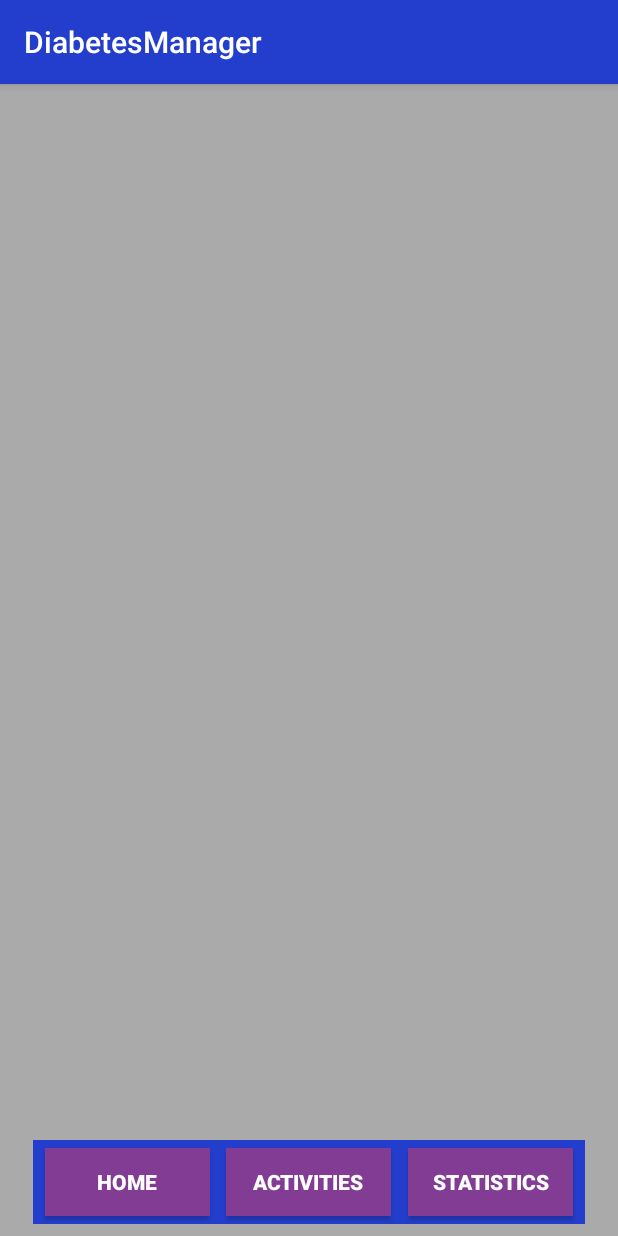
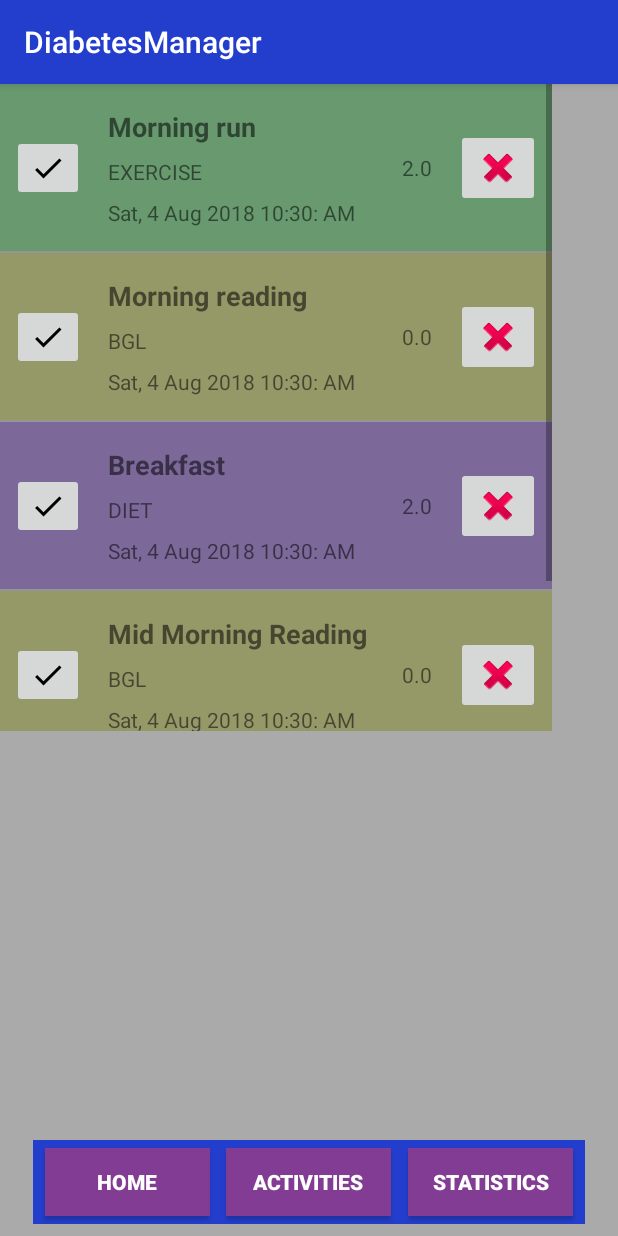
Before and after one commit to mbmcmullen/DiabetesManager, an Android app: the screen it shows after launch (PrescribedRegimen), after a tap on "REGIMEN", on a phone screen of 412 x 824 dp. Run offline under Robolectric (Android 15) with nearby library versions, the phone set to English and light mode, and no system bars.

Commit message:
inital regiment functionality
* adds some date stuff to Act
*  listview with functionality to PrescribedRegiment
* improves Regiment model
* adds colors that identify the Act type (suggestions welcome for better colors)

```diff
--- a/app/src/main/java/com/example/mcmull27/diabetesmanager/Act.java
+++ b/app/src/main/java/com/example/mcmull27/diabetesmanager/Act.java
@@ -1,13 +1,28 @@
 package com.example.mcmull27.diabetesmanager;
 
+import android.util.Log;
+
+import java.text.ParseException;
+import java.text.SimpleDateFormat;
 import java.util.Date;
 
 public class Act{
+    public static final String DIET = "DIET";
+    public static final String EXERCISE = "EXERCISE";
+    public static final String MEDICATION = "MEDICATION";
+    public static final String BGL = "BGL";
+
     private int id;
     private String type;
     private String description;
     private double amount;
     private String timestamp;
+    private Date dateTime;
+    private SimpleDateFormat dateParser;
+    private static String TAG = "ActModel";
+    private static String DATE_FORMAT = "dd-MMM-yyyy HH:mm:ss";
+    private static String PRETTY_DATE = "EEE, d MMM yyyy hh:mm: aaa";
+    private SimpleDateFormat prettyDatePrinter;
 
     public Act(int id, String type, String description, double amount, String timestamp){
         this.id = id;
@@ -15,6 +30,15 @@ public class Act{
         this.description = description;
         this.amount = amount;
         this.timestamp = timestamp;
+        dateParser = new SimpleDateFormat(DATE_FORMAT); // TODO: make sure this is the correct format
+        prettyDatePrinter = new SimpleDateFormat(PRETTY_DATE);
+        try {
+            dateTime = dateParser.parse(timestamp);
+        } catch(ParseException e) {
+            Log.w(TAG, "Act: Error parsing timestamp: " + timestamp + ", in format: " + DATE_FORMAT);
+            dateTime = new Date();
+        }
+
     }
 
     public String getTimestamp() {
@@ -46,4 +70,23 @@ public class Act{
     public void setTimestamp(String timestamp) {
         this.timestamp = timestamp;
     }
+
+    public Date getDateTime() {
+        return dateTime;
+    }
+
+    public void setDateTime(Date dateTime) {
+        this.dateTime = dateTime;
+    }
+
+    @Override
+    public String toString() {
+        // TODO: this could be set to return the form that is needed for SQL
+        // which could simplify the database manager
+        return "" + id + type + description + amount + timestamp;
+    }
+
+    public String printDate() {
+        return prettyDatePrinter.format(dateTime);
+    }
 }
--- a/app/src/main/java/com/example/mcmull27/diabetesmanager/PrescribedRegimen.java
+++ b/app/src/main/java/com/example/mcmull27/diabetesmanager/PrescribedRegimen.java
@@ -1,17 +1,33 @@
 package com.example.mcmull27.diabetesmanager;
 
+import android.content.Context;
 import android.content.Intent;
 import android.os.Bundle;
-import android.os.PersistableBundle;
 import android.support.annotation.Nullable;
 import android.support.v7.app.AppCompatActivity;
+import android.util.Log;
+import android.view.LayoutInflater;
 import android.view.View;
+import android.view.ViewGroup;
+import android.widget.ArrayAdapter;
+import android.widget.ImageButton;
+import android.widget.ListView;
+import android.widget.TextView;
+
+import java.util.List;
 
 public class PrescribedRegimen extends AppCompatActivity {
+    private Regimen reg;
+    private ListView lsView;
+    private RegAdapter regAdapter;
+
     @Override
     protected void onCreate(@Nullable Bundle savedInstanceState) {
         super.onCreate(savedInstanceState);
         setContentView(R.layout.regimen_layout);
+
+        reg = new Regimen(this);
+        lsView = (ListView) findViewById(R.id.regimen_ls);
 
         //navigation bar
         findViewById(R.id.home_button).setOnClickListener(new View.OnClickListener() {
@@ -35,5 +51,98 @@ public class PrescribedRegimen extends AppCompatActivity {
                 PrescribedRegimen.this.startActivity(intent);
             }
         });
+
+        //list view
+        regAdapter = new RegAdapter(
+                this,
+                android.R.layout.simple_list_item_1,
+                reg.getActivities() );
+        lsView.setAdapter(regAdapter);
+    }
+
+
+    public class RegAdapter extends ArrayAdapter<Act> {
+        private List<Act> objects;
+
+        public RegAdapter(Context context, int textViewResourceId, List<Act> objects) {
+            super(context, textViewResourceId, objects);
+            this.objects = objects;
+        }
+
+        public View getView(int pos, View convertView, ViewGroup parent) {
+            View v = convertView;
+
+            if (v == null) {
+                LayoutInflater inflater = (LayoutInflater) getContext().getSystemService(Context.LAYOUT_INFLATER_SERVICE);
+                v = inflater.inflate(R.layout.reg_item, null);
+            }
+
+            Act a = objects.get(pos);
+            v.setTag(a.getId());
+
+            if (a != null) {
+                switch(a.getType()) {
+                    // todo : pick better colors
+                    case(Act.BGL):
+                        v.setBackgroundColor(getResources().getColor(R.color.color_Bgl));
+                        break;
+                    case(Act.EXERCISE):
+                        v.setBackgroundColor(getResources().getColor(R.color.color_Ex));
+                        break;
+                    case(Act.DIET):
+                        v.setBackgroundColor(getResources().getColor(R.color.color_Diet));
+                        break;
+                    case(Act.MEDICATION):
+                        v.setBackgroundColor(getResources().getColor(R.color.color_Med));
+                        break;
+                }
+                ImageButton complete = (ImageButton) v.findViewById(R.id.btnComplete);
+                ImageButton remove = (ImageButton) v.findViewById(R.id.btnRemove);
+
+                TextView desc = (TextView) v.findViewById(R.id.txtDesc);
+                TextView type = (TextView) v.findViewById(R.id.txtType);
+                TextView amount = (TextView) v.findViewById(R.id.txtAmount);
+                TextView date = (TextView) v.findViewById(R.id.txtDateTime);
+
+                if (desc != null) {
+                    desc.setText(a.getDescription());
+                }
+                if (type != null) {
+                    type.setText(a.getType());
+                }
+                if (amount != null) {
+                    amount.setText("" + a.getAmount());
+                }
+                if (date != null) {
+                    date.setText(a.printDate());
+                }
+
+                if(complete != null) {
+                    complete.setTag(a.getId());
+                    complete.setOnClickListener(new View.OnClickListener() {
+                        @Override
+                        public void onClick(View view) {
+                            Log.d("RegActivity", "Completed Click Listener called for id: " + (int)view.getTag());
+                            reg.markCompleted((int) view.getTag());
+                            regAdapter.notifyDataSetChanged();
+                        }
+                    });
+                }
+                if(remove != null) {
+                    remove.setTag(a.getId());
+                    remove.setOnClickListener(new View.OnClickListener() {
+                        @Override
+                        public void onClick(View view) {
+                            Log.d("RegActivity", "Removed Click Listener called for id: " + (int)view.getTag());
+                            reg.removeItem((int) view.getTag());
+                            regAdapter.notifyDataSetChanged();
+                        }
+                    });
+                }
+            }
+
+            return v;
+        }
+
     }
 }
--- a/app/src/main/java/com/example/mcmull27/diabetesmanager/Regimen.java
+++ b/app/src/main/java/com/example/mcmull27/diabetesmanager/Regimen.java
@@ -1,16 +1,51 @@
 package com.example.mcmull27.diabetesmanager;
 
+import android.content.Context;
+import android.util.Log;
+
 import java.util.ArrayList;
+import java.util.Arrays;
+import java.util.Collections;
+import java.util.Comparator;
+import java.util.Date;
 import java.util.Iterator;
+import java.util.List;
+import java.util.Stack;
 
 public class Regimen {
-    private ArrayList<Act> activities;
+    private List<Act> activities;
+    private Stack<Act> all;
+    private DatabaseManager dbMan;
+    private static final int MAX_LIST_ITEMS = 5; // todo: probably higher than this
 
-    public Regimen(){
-        activities = new ArrayList<>();
+    public Regimen(Context ctx){
+        // Getting regimen from the db
+//        dbMan = new DatabaseManager(ctx);
+//        List<Act> allActs = dbMan.selectAllRegItems();
+
+        // test regimen
+        List<Act> allActs = _testList;
+
+        Collections.sort(allActs, new Comparator<Act>() {
+            public int compare(Act o1, Act o2) {
+                if (o1.getDateTime() == null || o2.getDateTime() == null)
+                    return 0;
+                return o1.getDateTime().compareTo(o2.getDateTime());
+            }
+        });
+
+        all = new Stack<>();
+
+        if (allActs.size() <= MAX_LIST_ITEMS) {
+            activities = new ArrayList<>(allActs);
+        } else {
+            activities = allActs.subList(0, MAX_LIST_ITEMS);
+            all.addAll(allActs.subList(MAX_LIST_ITEMS, allActs.size()));
+        }
     }
 
-    public ArrayList<Act> getActivities(){
+
+    public List<Act> getActivities(){
         return activities;
     }
 
@@ -18,13 +53,52 @@ public class Regimen {
         activities.add(act);
     }
 
-    public void deleteActivityId(int id){
+    private void saveToActivity(Act a) {
+//        dbMan.insertAct(a);
+        Log.d("REGIMEN", "Saved regimen item to completed activity: " + a);
+    }
+
+    private Act deleteActivityId(int id){
         Iterator<Act> it = activities.iterator();
         for(Act e = it.next();it.hasNext();e = it.next()){
             if(e.getId() == id){
                 activities.remove(e);
-                break;
+//                break;
+                return e;
             }
         }
+        return null;
     }
+
+    public void markCompleted(int id) {
+        Act completed = deleteActivityId(id);
+        saveToActivity(completed);
+        if (!all.isEmpty()) {
+            activities.add(all.pop());
+        }
+    }
+
+    public void removeItem(int id) {
+        deleteActivityId(id);
+        if (!all.isEmpty()) {
+            activities.add(all.pop());
+        }
+    }
+
+    // TODO : remove the following test data
+        // Act(int id, String type, String description, double amount, String timestamp)
+    private List<Act> _testList = new ArrayList<>(Arrays.asList(
+            new Act(0, Act.EXERCISE, "Morning run", 2.0, new Date(2018, 8, 4, 6, 0).toString()),
+            new Act(1, Act.BGL, "Morning reading", 0, new Date(2018, 8, 4, 6, 30).toString()),
+            new Act(2, Act.DIET, "Breakfast", 2.0, new Date(2018, 8, 4, 6, 30).toString()),
+            new Act(3, Act.BGL, "Mid Morning Reading", 0, new Date(2018, 8, 4, 10, 0).toString()),
+            new Act(4, Act.DIET, "Morning Snack", 2.0, new Date(2018, 8, 4, 10, 0).toString()),
+            new Act(5, Act.EXERCISE, "Walk to lunch", 2.0, new Date(2018, 8, 4, 12, 0).toString()),
+            new Act(6, Act.BGL, "Midday reading", 0, new Date(2018, 8, 4, 12, 30).toString()),
+            new Act(7, Act.DIET, "Lunch", 2.0, new Date(2018, 8, 4, 12, 30).toString()),
+            new Act(8, Act.BGL, "afternoon Reading", 0, new Date(2018, 8, 4, 15, 0).toString()),
+            new Act(9, Act.DIET, "Dinner", 2.0, new Date(2018, 8, 4, 18, 0).toString())
+    ));
+
+
 }
--- /dev/null
+++ b/app/src/main/res/drawable/ic_baseline_clear_24px.xml
@@ -0,0 +1,9 @@
+<vector xmlns:android="http://schemas.android.com/apk/res/android"
+    android:width="24dp"
+    android:height="24dp"
+    android:viewportWidth="24"
+    android:viewportHeight="24">
+  <path
+      android:fillColor="#FF000000"
+      android:pathData="M19,6.41L17.59,5 12,10.59 6.41,5 5,6.41 10.59,12 5,17.59 6.41,19 12,13.41 17.59,19 19,17.59 13.41,12z"/>
+</vector>
--- /dev/null
+++ b/app/src/main/res/drawable/ic_baseline_done_24px.xml
@@ -0,0 +1,9 @@
+<vector xmlns:android="http://schemas.android.com/apk/res/android"
+    android:width="24dp"
+    android:height="24dp"
+    android:viewportWidth="24"
+    android:viewportHeight="24">
+  <path
+      android:fillColor="#FF000000"
+      android:pathData="M9,16.2L4.8,12l-1.4,1.4L9,19 21,7l-1.4,-1.4L9,16.2z"/>
+</vector>
--- /dev/null
+++ b/app/src/main/res/layout/reg_item.xml
@@ -0,0 +1,78 @@
+<?xml version="1.0" encoding="utf-8"?>
+<android.support.constraint.ConstraintLayout xmlns:android="http://schemas.android.com/apk/res/android"
+    xmlns:app="http://schemas.android.com/apk/res-auto"
+    xmlns:tools="http://schemas.android.com/tools"
+    android:layout_width="match_parent"
+    android:layout_height="wrap_content"
+    tools:layout_editor_absoluteY="81dp">
+
+    <TextView
+        android:id="@+id/txtType"
+        android:layout_width="wrap_content"
+        android:layout_height="wrap_content"
+        android:layout_marginStart="16dp"
+        android:layout_marginTop="8dp"
+        android:text="TextView"
+        app:layout_constraintStart_toEndOf="@+id/btnComplete"
+        app:layout_constraintTop_toBottomOf="@+id/txtDesc" />
+
+    <TextView
+        android:id="@+id/txtDesc"
+        android:layout_width="wrap_content"
+        android:layout_height="wrap_content"
+        android:layout_marginStart="16dp"
+        android:layout_marginTop="16dp"
+        android:text="TextView"
+        android:textSize="18sp"
+        android:textStyle="bold"
+        app:layout_constraintStart_toEndOf="@+id/btnComplete"
+        app:layout_constraintTop_toTopOf="parent" />
+
+    <TextView
+        android:id="@+id/txtDateTime"
+        android:layout_width="wrap_content"
+        android:layout_height="wrap_content"
+        android:layout_marginBottom="16dp"
+        android:layout_marginStart="16dp"
+        android:layout_marginTop="8dp"
+        android:text="TextView"
+        app:layout_constraintBottom_toBottomOf="parent"
+        app:layout_constraintStart_toEndOf="@+id/btnComplete"
+        app:layout_constraintTop_toBottomOf="@+id/txtType" />
+
+    <TextView
+        android:id="@+id/txtAmount"
+        android:layout_width="wrap_content"
+        android:layout_height="wrap_content"
+        android:layout_marginBottom="8dp"
+        android:layout_marginEnd="16dp"
+        android:layout_marginTop="8dp"
+        android:text="TextView"
+        app:layout_constraintBottom_toBottomOf="parent"
+        app:layout_constraintEnd_toStartOf="@+id/btnRemove"
+        app:layout_constraintTop_toTopOf="parent" />
+
+    <ImageButton
+        android:id="@+id/btnComplete"
+        android:layout_width="wrap_content"
+        android:layout_height="wrap_content"
+        android:layout_marginBottom="8dp"
+        android:layout_marginStart="8dp"
+        android:layout_marginTop="8dp"
+        app:layout_constraintBottom_toBottomOf="parent"
+        app:layout_constraintStart_toStartOf="parent"
+        app:layout_constraintTop_toTopOf="parent"
+        app:srcCompat="@drawable/ic_baseline_done_24px" />
+
+    <ImageButton
+        android:id="@+id/btnRemove"
+        android:layout_width="wrap_content"
+        android:layout_height="wrap_content"
+        android:layout_marginBottom="8dp"
+        android:layout_marginEnd="8dp"
+        android:layout_marginTop="8dp"
+        app:layout_constraintBottom_toBottomOf="parent"
+        app:layout_constraintEnd_toEndOf="parent"
+        app:layout_constraintTop_toTopOf="parent"
+        app:srcCompat="@android:drawable/ic_delete" />
+</android.support.constraint.ConstraintLayout>
--- a/app/src/main/res/layout/regimen_layout.xml
+++ b/app/src/main/res/layout/regimen_layout.xml
@@ -60,4 +60,11 @@
         app:layout_constraintEnd_toEndOf="@+id/toolbar"
         app:layout_constraintTop_toTopOf="@+id/toolbar" />
 
+    <ListView
+        android:id="@+id/regimen_ls"
+        android:layout_width="368dp"
+        android:layout_height="431dp"
+        tools:layout_editor_absoluteX="8dp"
+        tools:layout_editor_absoluteY="8dp" />
+
 </android.support.constraint.ConstraintLayout>
--- a/app/src/main/res/values/colors.xml
+++ b/app/src/main/res/values/colors.xml
@@ -6,4 +6,10 @@
     <color name="backgroundColor">@android:color/darker_gray</color>
     <color name="textColor">#000000</color>
     <color name="colorAccentText">#ffffff</color>
+
+    <!--Act type colors-->
+    <color name="color_Ex">#68996f</color>
+    <color name="color_Med">#687d99</color>
+    <color name="color_Diet">#7c6899</color>
+    <color name="color_Bgl">#959968</color>
 </resources>
```
